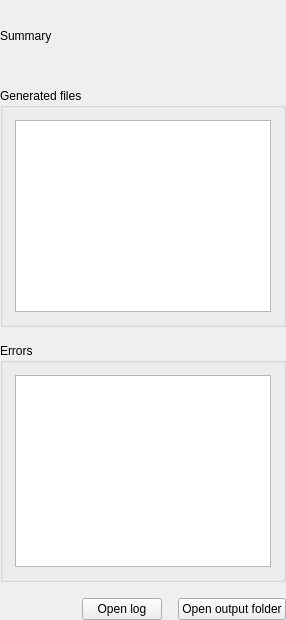
YounesRabeh/document-mapper, file gui/forms/results_page.ui: the form before one commit.
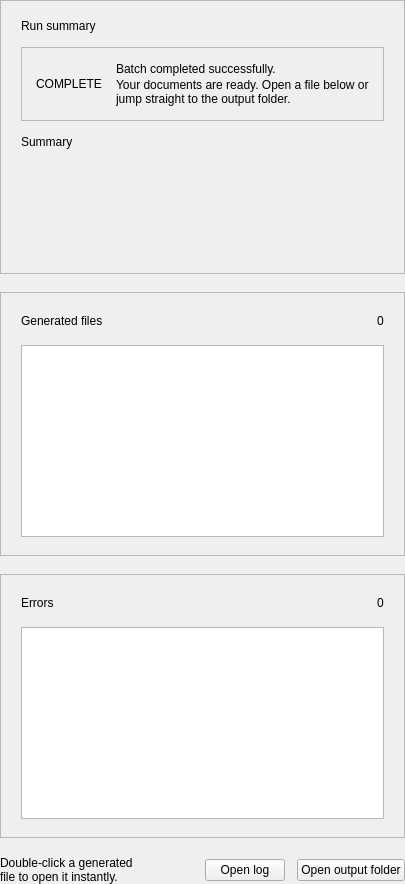
The form after the commit.

Commit message: [ADD] result section

```diff
--- a/gui/forms/results_page.ui
+++ b/gui/forms/results_page.ui
@@ -4,7 +4,7 @@
  <widget class="QWidget" name="resultsPageForm">
   <layout class="QVBoxLayout" name="rootLayout">
    <property name="spacing">
-    <number>16</number>
+    <number>18</number>
    </property>
    <property name="leftMargin">
     <number>0</number>
@@ -19,48 +19,221 @@
     <number>0</number>
    </property>
    <item>
-    <widget class="QLabel" name="summaryLabel">
-     <property name="minimumSize">
-      <size>
-       <width>0</width>
-       <height>72</height>
-      </size>
+    <widget class="QFrame" name="resultsSummaryCard">
+     <property name="frameShape">
+      <enum>QFrame::StyledPanel</enum>
      </property>
-     <property name="objectName">
-      <string notr="true">workflowStatus</string>
-     </property>
-     <property name="text">
-      <string>Summary</string>
-     </property>
-     <property name="wordWrap">
-      <bool>true</bool>
-     </property>
+     <layout class="QVBoxLayout" name="summaryLayout">
+      <property name="spacing">
+       <number>14</number>
+      </property>
+      <property name="leftMargin">
+       <number>20</number>
+      </property>
+      <property name="topMargin">
+       <number>18</number>
+      </property>
+      <property name="rightMargin">
+       <number>20</number>
+      </property>
+      <property name="bottomMargin">
+       <number>18</number>
+      </property>
+      <item>
+       <widget class="QFrame" name="summaryTitleBar">
+        <property name="frameShape">
+         <enum>QFrame::NoFrame</enum>
+        </property>
+        <layout class="QHBoxLayout" name="summaryTitleLayout">
+         <property name="spacing">
+          <number>0</number>
+         </property>
+         <property name="leftMargin">
+          <number>0</number>
+         </property>
+         <property name="topMargin">
+          <number>0</number>
+         </property>
+         <property name="rightMargin">
+          <number>0</number>
+         </property>
+         <property name="bottomMargin">
+          <number>0</number>
+         </property>
+         <item>
+          <widget class="QLabel" name="summaryTitle">
+           <property name="text">
+            <string>Run summary</string>
+           </property>
+          </widget>
+         </item>
+        </layout>
+       </widget>
+      </item>
+      <item>
+       <widget class="QFrame" name="resultsStatusPanel">
+        <property name="frameShape">
+         <enum>QFrame::StyledPanel</enum>
+        </property>
+        <layout class="QHBoxLayout" name="resultsStatusLayout">
+         <property name="spacing">
+          <number>14</number>
+         </property>
+         <property name="leftMargin">
+          <number>14</number>
+         </property>
+         <property name="topMargin">
+          <number>14</number>
+         </property>
+         <property name="rightMargin">
+          <number>14</number>
+         </property>
+         <property name="bottomMargin">
+          <number>14</number>
+         </property>
+         <item>
+          <widget class="QLabel" name="resultsStatusBadge">
+           <property name="text">
+            <string>COMPLETE</string>
+           </property>
+           <property name="alignment">
+            <set>Qt::AlignCenter</set>
+           </property>
+          </widget>
+         </item>
+         <item>
+          <layout class="QVBoxLayout" name="resultsStatusTextLayout">
+           <property name="spacing">
+            <number>2</number>
+           </property>
+           <item>
+            <widget class="QLabel" name="resultsStatusTitle">
+             <property name="text">
+              <string>Batch completed successfully.</string>
+             </property>
+             <property name="wordWrap">
+              <bool>true</bool>
+             </property>
+            </widget>
+           </item>
+           <item>
+            <widget class="QLabel" name="resultsStatusHint">
+             <property name="text">
+              <string>Your documents are ready. Open a file below or jump straight to the output folder.</string>
+             </property>
+             <property name="wordWrap">
+              <bool>true</bool>
+             </property>
+            </widget>
+           </item>
+          </layout>
+         </item>
+        </layout>
+       </widget>
+      </item>
+      <item>
+       <widget class="QLabel" name="summaryLabel">
+        <property name="minimumSize">
+         <size>
+          <width>0</width>
+          <height>120</height>
+         </size>
+        </property>
+        <property name="text">
+         <string>Summary</string>
+        </property>
+        <property name="wordWrap">
+         <bool>true</bool>
+        </property>
+        <property name="alignment">
+         <set>Qt::AlignLeading|Qt::AlignLeft|Qt::AlignTop</set>
+        </property>
+       </widget>
+      </item>
+     </layout>
     </widget>
    </item>
    <item>
-    <widget class="QGroupBox" name="filesBox">
-     <property name="title">
-      <string>Generated files</string>
+    <widget class="QFrame" name="filesCard">
+     <property name="frameShape">
+      <enum>QFrame::StyledPanel</enum>
      </property>
-     <layout class="QVBoxLayout" name="filesLayout">
+     <layout class="QVBoxLayout" name="filesCardLayout">
+      <property name="spacing">
+       <number>14</number>
+      </property>
       <property name="leftMargin">
-       <number>12</number>
+       <number>20</number>
       </property>
       <property name="topMargin">
-       <number>12</number>
+       <number>18</number>
       </property>
       <property name="rightMargin">
-       <number>12</number>
+       <number>20</number>
       </property>
       <property name="bottomMargin">
-       <number>12</number>
+       <number>18</number>
       </property>
+      <item>
+       <widget class="QFrame" name="filesHeader">
+        <property name="frameShape">
+         <enum>QFrame::NoFrame</enum>
+        </property>
+        <layout class="QHBoxLayout" name="filesHeaderLayout">
+         <property name="spacing">
+          <number>12</number>
+         </property>
+         <property name="leftMargin">
+          <number>0</number>
+         </property>
+         <property name="topMargin">
+          <number>0</number>
+         </property>
+         <property name="rightMargin">
+          <number>0</number>
+         </property>
+         <property name="bottomMargin">
+          <number>0</number>
+         </property>
+         <item>
+          <widget class="QLabel" name="filesTitle">
+           <property name="text">
+            <string>Generated files</string>
+           </property>
+          </widget>
+         </item>
+         <item>
+          <spacer name="filesHeaderSpacer">
+           <property name="orientation">
+            <enum>Qt::Horizontal</enum>
+           </property>
+           <property name="sizeHint" stdset="0">
+            <size>
+             <width>40</width>
+             <height>20</height>
+            </size>
+           </property>
+          </spacer>
+         </item>
+         <item>
+          <widget class="QLabel" name="filesCountBadge">
+           <property name="text">
+            <string>0</string>
+           </property>
+           <property name="alignment">
+            <set>Qt::AlignCenter</set>
+           </property>
+          </widget>
+         </item>
+        </layout>
+       </widget>
+      </item>
       <item>
        <widget class="QListWidget" name="filesList">
         <property name="minimumSize">
          <size>
           <width>0</width>
-          <height>150</height>
+          <height>170</height>
          </size>
         </property>
        </widget>
@@ -69,23 +242,80 @@
     </widget>
    </item>
    <item>
-    <widget class="QGroupBox" name="errorsBox">
-     <property name="title">
-      <string>Errors</string>
+    <widget class="QFrame" name="errorsCard">
+     <property name="frameShape">
+      <enum>QFrame::StyledPanel</enum>
      </property>
-     <layout class="QVBoxLayout" name="errorsLayout">
+     <layout class="QVBoxLayout" name="errorsCardLayout">
+      <property name="spacing">
+       <number>14</number>
+      </property>
       <property name="leftMargin">
-       <number>12</number>
+       <number>20</number>
       </property>
       <property name="topMargin">
-       <number>12</number>
+       <number>18</number>
       </property>
       <property name="rightMargin">
-       <number>12</number>
+       <number>20</number>
       </property>
       <property name="bottomMargin">
-       <number>12</number>
+       <number>18</number>
       </property>
+      <item>
+       <widget class="QFrame" name="errorsHeader">
+        <property name="frameShape">
+         <enum>QFrame::NoFrame</enum>
+        </property>
+        <layout class="QHBoxLayout" name="errorsHeaderLayout">
+         <property name="spacing">
+          <number>12</number>
+         </property>
+         <property name="leftMargin">
+          <number>0</number>
+         </property>
+         <property name="topMargin">
+          <number>0</number>
+         </property>
+         <property name="rightMargin">
+          <number>0</number>
+         </property>
+         <property name="bottomMargin">
+          <number>0</number>
+         </property>
+         <item>
+          <widget class="QLabel" name="errorsTitle">
+           <property name="text">
+            <string>Errors</string>
+           </property>
+          </widget>
+         </item>
+         <item>
+          <spacer name="errorsHeaderSpacer">
+           <property name="orientation">
+            <enum>Qt::Horizontal</enum>
+           </property>
+           <property name="sizeHint" stdset="0">
+            <size>
+             <width>40</width>
+             <height>20</height>
+            </size>
+           </property>
+          </spacer>
+         </item>
+         <item>
+          <widget class="QLabel" name="errorsCountBadge">
+           <property name="text">
+            <string>0</string>
+           </property>
+           <property name="alignment">
+            <set>Qt::AlignCenter</set>
+           </property>
+          </widget>
+         </item>
+        </layout>
+       </widget>
+      </item>
       <item>
        <widget class="QPlainTextEdit" name="errorsOutput">
         <property name="minimumSize">
@@ -101,6 +331,19 @@
    </item>
    <item>
     <layout class="QHBoxLayout" name="actionRow">
+     <property name="spacing">
+      <number>12</number>
+     </property>
+     <item>
+      <widget class="QLabel" name="actionHint">
+       <property name="text">
+        <string>Double-click a generated file to open it instantly.</string>
+       </property>
+       <property name="wordWrap">
+        <bool>true</bool>
+       </property>
+      </widget>
+     </item>
      <item>
       <spacer name="actionStretch">
        <property name="orientation">
```
The commit also changes 6 other files.
